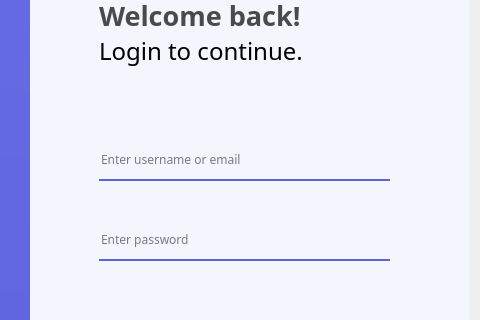
Above: loginform.ui from meokisama/ps-manager before the change; both pictures show x 581 to 1061 and y 90 to 410 of the 1061 by 643 pixel window. Below: the same form after it.
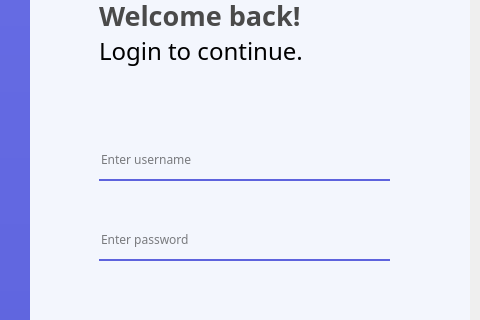
That is the form after the change. Icons and pictures are not drawn.

What changed in the file:
```diff
--- a/loginform.ui
+++ b/loginform.ui
@@ -136,7 +136,7 @@
        <string notr="true">border-bottom: 2px solid rgb(93, 99, 221);</string>
       </property>
       <property name="placeholderText">
-       <string>Enter username or email</string>
+       <string>Enter username</string>
       </property>
      </widget>
      <widget class="QLineEdit" name="password">
```
Left out of the diff: 6 changed lines with no effect on the pictures.
